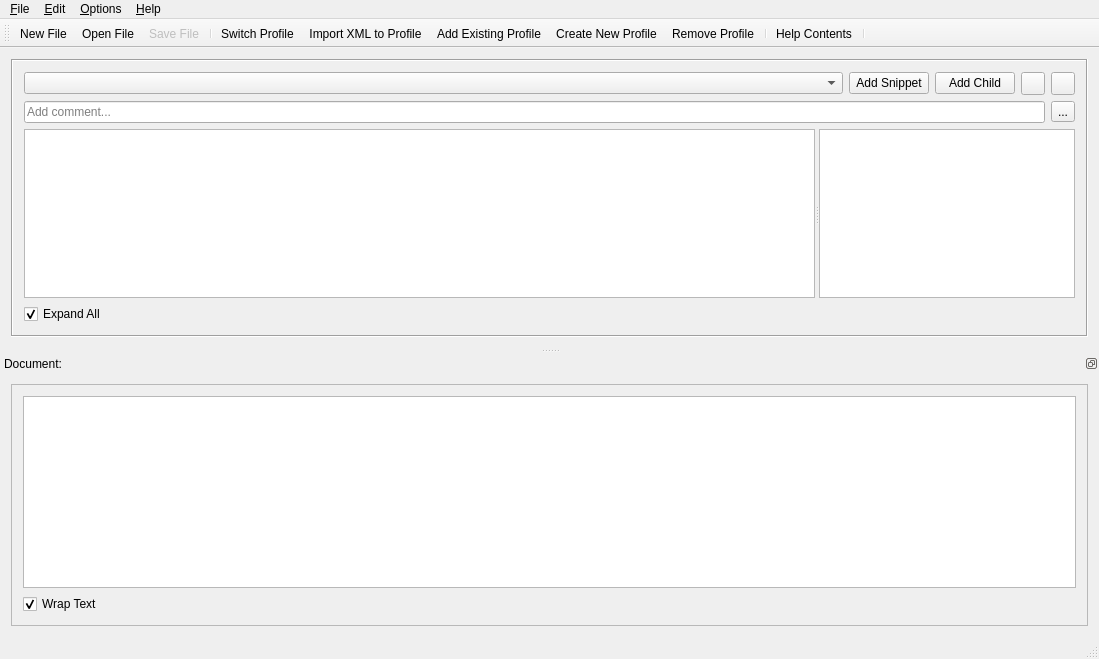
Old version of the form GCXMLGenerator/gcmainwindow.ui in the repository goblincoding/xmlmill.
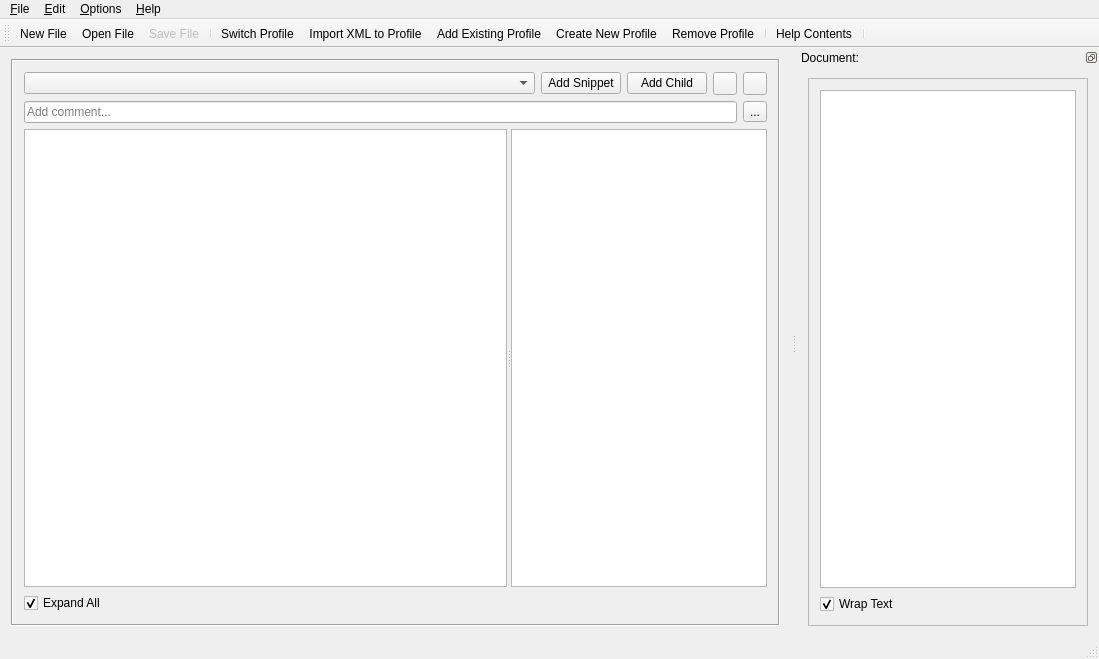
New version of the form. Icons and pictures are not drawn. Custom widgets are drawn as their Qt base class.

Commit message: Decided it's best to keep dock widget in right dock widget area as default.

```diff
--- a/GCXMLGenerator/gcmainwindow.ui
+++ b/GCXMLGenerator/gcmainwindow.ui
@@ -332,7 +332,7 @@
     <string>Document:</string>
    </property>
    <attribute name="dockWidgetArea">
-    <number>8</number>
+    <number>2</number>
    </attribute>
    <widget class="QWidget" name="dockWidgetContents">
     <layout class="QVBoxLayout" name="dockWidgetMainLayout">
```
